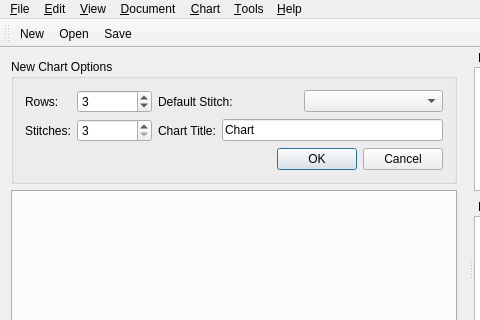
Qt form src/mainwindow.ui (iPenguin/CrochetCharts) before a commit; both pictures show x 0 to 480 and y 0 to 320 of the 730 by 511 pixel window.
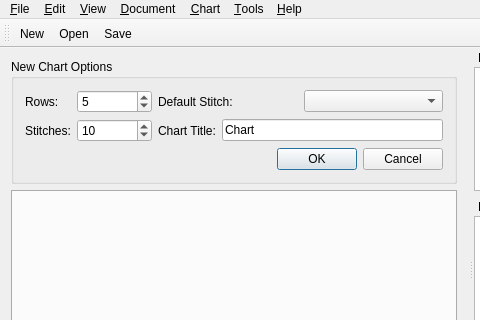
The same form after that commit. Icons and pictures are not drawn.

Commit message: Up-ing the default size of the chart

```diff
--- a/src/mainwindow.ui
+++ b/src/mainwindow.ui
@@ -69,7 +69,7 @@
             <number>1000000000</number>
            </property>
            <property name="value">
-            <number>3</number>
+            <number>5</number>
            </property>
           </widget>
          </item>
@@ -107,6 +107,9 @@
            <property name="maximum">
             <number>1000000000</number>
            </property>
+           <property name="value">
+            <number>10</number>
+           </property>
           </widget>
          </item>
         </layout>
```
